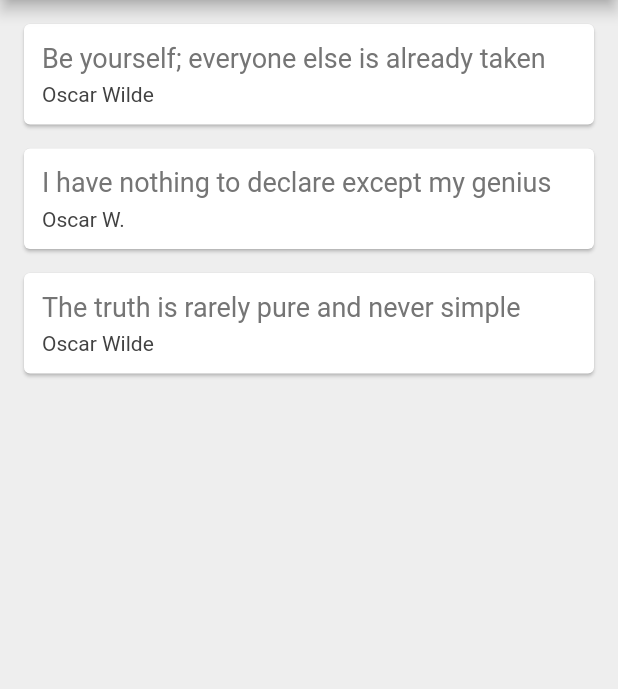
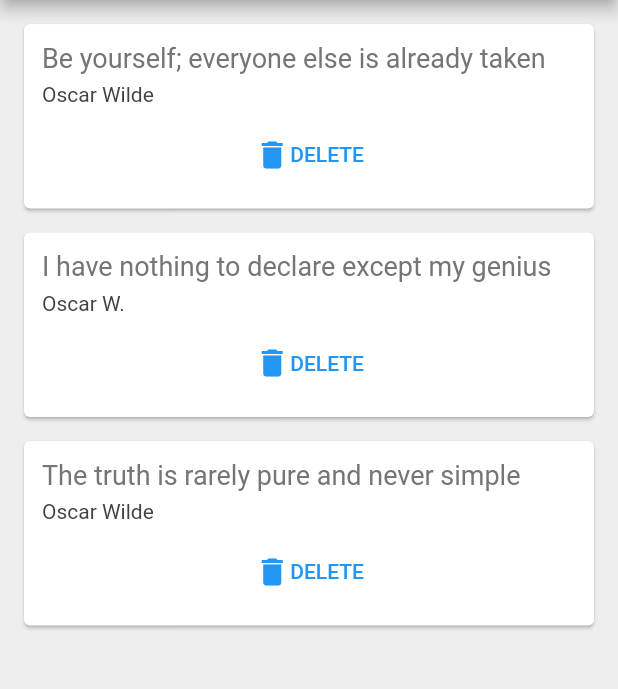
Before and after one commit to MasterCoookie/quotes, a Flutter app: the screen it shows after launch, on a phone screen of 412 x 824 dp, the part 84-773 px from its top. Run offline on Flutter 3.47's test engine with Material 2 defaults, Android fonts, the phone set to English and light mode, and no system bars.

Commit message:
functions as parameters

```diff
--- a/lib/main.dart
+++ b/lib/main.dart
@@ -29,7 +29,14 @@ class _QuoteListState extends State<QuoteList> {
         backgroundColor: Colors.redAccent,
       ),
       body: Column(
-        children: quotes.map((quote) => QuoteCard(quote: quote)).toList(),
+        children: quotes.map((quote) => QuoteCard(
+          quote: quote,
+          delete: () {
+            setState(() {
+              quotes.remove(quote);
+            });
+          }
+        )).toList(),
       ),
     );
   }
--- a/lib/quote_card.dart
+++ b/lib/quote_card.dart
@@ -5,7 +5,8 @@ class QuoteCard extends StatelessWidget {
 
   //using variables in stateless widget
   final Quote quote;
-  QuoteCard({this.quote});
+  final Function delete;
+  QuoteCard({this.quote, this.delete});
 
   @override
   Widget build(BuildContext context) {
@@ -29,7 +30,17 @@ class QuoteCard extends StatelessWidget {
                 fontSize: 14,
                 color: Colors.grey[800],
               ),
-            )
+            ),
+            SizedBox(height: 8),
+            TextButton(
+              onPressed: delete,
+              child: Row(
+                mainAxisAlignment: MainAxisAlignment.center,
+                children: [
+                  Icon(Icons.delete),
+                  Text('DELETE')
+                ],
+              )),
           ],
         ),
       ),
```
